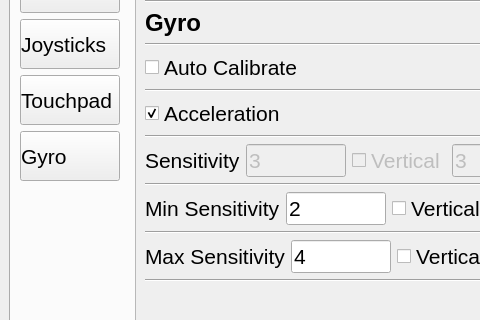
Before: the Qt Designer form joyshockgraphic/resources/joyshockgraphic.ui in kurushimee/JoyShockGraphic, drawn with Qt 5; both pictures show x 0 to 480 and y 193 to 513 of the 1126 by 897 pixel window.
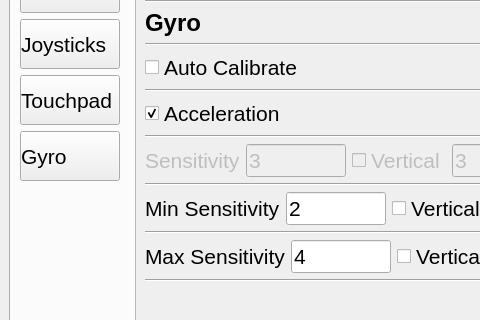
After: the same form once the commit is applied. The open tabs and pages were chosen to show the change. Icons and pictures are not drawn.

Commit message: Add gyro vertical sens controls

```diff
--- a/joyshockgraphic/resources/joyshockgraphic.ui
+++ b/joyshockgraphic/resources/joyshockgraphic.ui
@@ -4908,6 +4908,9 @@
                    <layout class="QHBoxLayout" name="horizontalLayout_48">
                     <item>
                      <widget class="QLabel" name="lGyroSens">
+                      <property name="enabled">
+                       <bool>false</bool>
+                      </property>
                       <property name="font">
                        <font>
                         <pointsize>16</pointsize>
```
Left out of the diff: 2 changed lines with no effect on the pictures. The commit also changes 2 other files.
